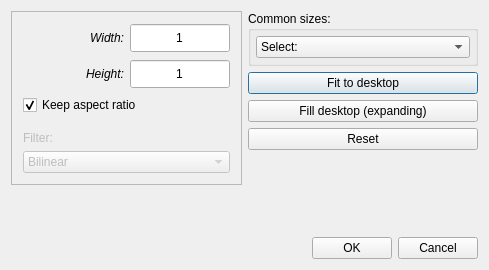
The window that qimgv/gui/dialogs/resizedialog.ui (do-i/thumbgrid) describes before a commit, drawn with Qt 5.
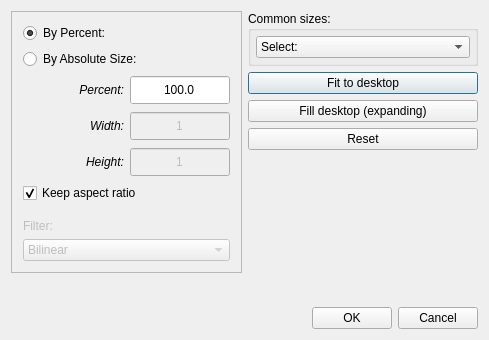
The same window after the commit.

Commit message:
Resize Image by Percent
A new resize dialog box implementation to adjust the image by
percentage, scaling width and height identically i.e. keep aspect ratio.
Makes it easier to scale by exact multiples like x2 or x4.

The edit to the form file:
```diff
--- a/qimgv/gui/dialogs/resizedialog.ui
+++ b/qimgv/gui/dialogs/resizedialog.ui
@@ -7,7 +7,7 @@
     <x>0</x>
     <y>0</y>
     <width>489</width>
-    <height>270</height>
+    <height>340</height>
    </rect>
   </property>
   <property name="sizePolicy">
@@ -43,74 +43,66 @@
         <enum>QFrame::Raised</enum>
        </property>
        <layout class="QVBoxLayout" name="verticalLayout_3">
+        <item>
+         <layout class="QVBoxLayout" name="verticalLayout_6">
+          <property name="topMargin">
+           <number>0</number>
+          </property>
+          <property name="rightMargin">
+           <number>0</number>
+          </property>
+          <item>
+           <widget class="QRadioButton" name="byPercentage">
+            <property name="sizePolicy">
+             <sizepolicy hsizetype="Minimum" vsizetype="Minimum">
+              <horstretch>0</horstretch>
+              <verstretch>0</verstretch>
+             </sizepolicy>
+            </property>
+            <property name="text">
+             <string>By Percent:</string>
+            </property>
+            <property name="checked">
+             <bool>true</bool>
+            </property>
+           </widget>
+          </item>
+          <item>
+           <widget class="QRadioButton" name="byAbsoluteSize">
+            <property name="sizePolicy">
+             <sizepolicy hsizetype="Minimum" vsizetype="Minimum">
+              <horstretch>0</horstretch>
+              <verstretch>0</verstretch>
+             </sizepolicy>
+            </property>
+            <property name="text">
+             <string>By Absolute Size:</string>
+            </property>
+            <property name="checked">
+             <bool>false</bool>
+            </property>
+           </widget>
+          </item>
+         </layout>
+        </item>
         <item>
          <layout class="QGridLayout" name="resGridLayout">
-          <item row="0" column="1">
-           <widget class="QSpinBox" name="width">
-            <property name="sizePolicy">
-             <sizepolicy hsizetype="Preferred" vsizetype="Minimum">
-              <horstretch>0</horstretch>
-              <verstretch>0</verstretch>
-             </sizepolicy>
-            </property>
-            <property name="minimumSize">
-             <size>
-              <width>0</width>
-              <height>30</height>
-             </size>
-            </property>
-            <property name="alignment">
-             <set>Qt::AlignCenter</set>
-            </property>
-            <property name="buttonSymbols">
-             <enum>QAbstractSpinBox::NoButtons</enum>
-            </property>
-            <property name="keyboardTracking">
-             <bool>false</bool>
-            </property>
-            <property name="minimum">
-             <number>1</number>
-            </property>
-            <property name="maximum">
-             <number>65535</number>
-            </property>
-           </widget>
-          </item>
-          <item row="1" column="1">
-           <widget class="QSpinBox" name="height">
-            <property name="sizePolicy">
-             <sizepolicy hsizetype="Preferred" vsizetype="Minimum">
-              <horstretch>0</horstretch>
-              <verstretch>0</verstretch>
-             </sizepolicy>
-            </property>
-            <property name="minimumSize">
-             <size>
-              <width>0</width>
-              <height>30</height>
-             </size>
-            </property>
-            <property name="alignment">
-             <set>Qt::AlignCenter</set>
-            </property>
-            <property name="readOnly">
-             <bool>false</bool>
-            </property>
-            <property name="buttonSymbols">
-             <enum>QAbstractSpinBox::NoButtons</enum>
-            </property>
-            <property name="keyboardTracking">
-             <bool>false</bool>
-            </property>
-            <property name="minimum">
-             <number>1</number>
-            </property>
-            <property name="maximum">
-             <number>65535</number>
-            </property>
-           </widget>
-          </item>
           <item row="0" column="0">
+           <widget class="QLabel" name="label_3">
+            <property name="font">
+             <font>
+              <italic>true</italic>
+             </font>
+            </property>
+            <property name="text">
+             <string>Percent:</string>
+            </property>
+            <property name="alignment">
+             <set>Qt::AlignRight|Qt::AlignTrailing|Qt::AlignVCenter</set>
+            </property>
+           </widget>
+          </item>
+          <item row="1" column="0">
            <widget class="QLabel" name="label">
             <property name="sizePolicy">
              <sizepolicy hsizetype="Preferred" vsizetype="Preferred">
@@ -131,7 +123,78 @@
             </property>
            </widget>
           </item>
-          <item row="1" column="0">
+          <item row="2" column="1">
+           <widget class="QSpinBox" name="height">
+            <property name="enabled">
+             <bool>false</bool>
+            </property>
+            <property name="sizePolicy">
+             <sizepolicy hsizetype="Preferred" vsizetype="Minimum">
+              <horstretch>0</horstretch>
+              <verstretch>0</verstretch>
+             </sizepolicy>
+            </property>
+            <property name="minimumSize">
+             <size>
+              <width>0</width>
+              <height>30</height>
+             </size>
+            </property>
+            <property name="alignment">
+             <set>Qt::AlignCenter</set>
+            </property>
+            <property name="readOnly">
+             <bool>false</bool>
+            </property>
+            <property name="buttonSymbols">
+             <enum>QAbstractSpinBox::NoButtons</enum>
+            </property>
+            <property name="keyboardTracking">
+             <bool>true</bool>
+            </property>
+            <property name="minimum">
+             <number>1</number>
+            </property>
+            <property name="maximum">
+             <number>65535</number>
+            </property>
+           </widget>
+          </item>
+          <item row="1" column="1">
+           <widget class="QSpinBox" name="width">
+            <property name="enabled">
+             <bool>false</bool>
+            </property>
+            <property name="sizePolicy">
+             <sizepolicy hsizetype="Preferred" vsizetype="Minimum">
+              <horstretch>0</horstretch>
+              <verstretch>0</verstretch>
+             </sizepolicy>
+            </property>
+            <property name="minimumSize">
+             <size>
+              <width>0</width>
+              <height>30</height>
+             </size>
+            </property>
+            <property name="alignment">
+             <set>Qt::AlignCenter</set>
+            </property>
+            <property name="buttonSymbols">
+             <enum>QAbstractSpinBox::NoButtons</enum>
+            </property>
+            <property name="keyboardTracking">
+             <bool>true</bool>
+            </property>
+            <property name="minimum">
+             <number>1</number>
+            </property>
+            <property name="maximum">
+             <number>65535</number>
+            </property>
+           </widget>
+          </item>
+          <item row="2" column="0">
            <widget class="QLabel" name="label_2">
             <property name="font">
              <font>
@@ -146,6 +209,52 @@
             </property>
            </widget>
           </item>
+          <item row="0" column="1">
+           <widget class="QDoubleSpinBox" name="percent">
+            <property name="enabled">
+             <bool>true</bool>
+            </property>
+            <property name="sizePolicy">
+             <sizepolicy hsizetype="Preferred" vsizetype="Minimum">
+              <horstretch>0</horstretch>
+              <verstretch>0</verstretch>
+             </sizepolicy>
+            </property>
+            <property name="minimumSize">
+             <size>
+              <width>0</width>
+              <height>30</height>
+             </size>
+            </property>
+            <property name="alignment">
+             <set>Qt::AlignCenter</set>
+            </property>
+            <property name="readOnly">
+             <bool>false</bool>
+            </property>
+            <property name="buttonSymbols">
+             <enum>QAbstractSpinBox::NoButtons</enum>
+            </property>
+            <property name="decimals">
+             <number>1</number>
+            </property>
+            <property name="minimum">
+             <double>1.000000000000000</double>
+            </property>
+            <property name="maximum">
+             <double>1600.000000000000000</double>
+            </property>
+            <property name="singleStep">
+             <double>1.000000000000000</double>
+            </property>
+            <property name="stepType">
+             <enum>QAbstractSpinBox::AdaptiveDecimalStepType</enum>
+            </property>
+            <property name="value">
+             <double>100.000000000000000</double>
+            </property>
+           </widget>
+          </item>
          </layout>
         </item>
         <item>
```
Left out of the diff: 15 changed lines with no effect on the pictures. The commit also changes 3 other files.
